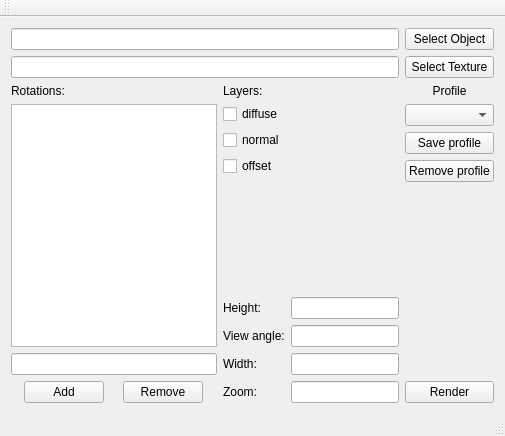
Above: mainwindow.ui from supernugy/Awesome2DGui before the change. Below: the same form after it.
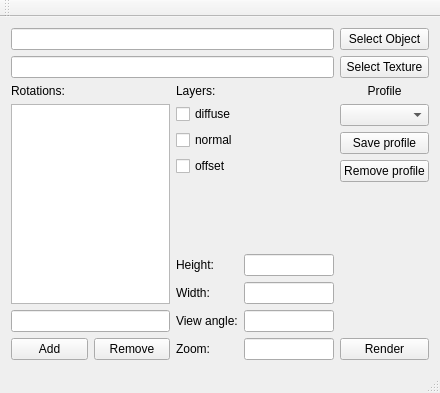
That is the form after the change.

Commit message: width/height are now near each other

```diff
--- a/mainwindow.ui
+++ b/mainwindow.ui
@@ -6,8 +6,8 @@
    <rect>
     <x>0</x>
     <y>0</y>
-    <width>505</width>
-    <height>436</height>
+    <width>440</width>
+    <height>393</height>
    </rect>
   </property>
   <property name="minimumSize">
@@ -103,6 +103,32 @@
           </item>
           <item>
            <layout class="QGridLayout" name="gridLayout_2">
+            <item row="1" column="1">
+             <widget class="QLabel" name="label_2">
+              <property name="text">
+               <string>Width:</string>
+              </property>
+             </widget>
+            </item>
+            <item row="2" column="1">
+             <widget class="QLabel" name="label_4">
+              <property name="sizePolicy">
+               <sizepolicy hsizetype="Preferred" vsizetype="Preferred">
+                <horstretch>0</horstretch>
+                <verstretch>0</verstretch>
+               </sizepolicy>
+              </property>
+              <property name="minimumSize">
+               <size>
+                <width>0</width>
+                <height>0</height>
+               </size>
+              </property>
+              <property name="text">
+               <string>View angle:</string>
+              </property>
+             </widget>
+            </item>
             <item row="0" column="1">
              <widget class="QLabel" name="label_3">
               <property name="text">
@@ -123,7 +149,7 @@
               </property>
              </widget>
             </item>
-            <item row="3" column="2">
+            <item row="4" column="2">
              <widget class="QLineEdit" name="zoomLineEdit">
               <property name="sizePolicy">
                <sizepolicy hsizetype="Fixed" vsizetype="Fixed">
@@ -136,41 +162,27 @@
               </property>
              </widget>
             </item>
-            <item row="1" column="1">
-             <widget class="QLabel" name="label_4">
-              <property name="text">
-               <string>View angle:</string>
-              </property>
-             </widget>
-            </item>
-            <item row="3" column="1">
+            <item row="4" column="1">
              <widget class="QLabel" name="label_5">
               <property name="text">
                <string>Zoom:</string>
               </property>
              </widget>
             </item>
-            <item row="1" column="2">
-             <widget class="QLineEdit" name="angleLineEdit">
-              <property name="sizePolicy">
-               <sizepolicy hsizetype="Fixed" vsizetype="Fixed">
-                <horstretch>0</horstretch>
-                <verstretch>0</verstretch>
-               </sizepolicy>
-              </property>
-              <property name="inputMask">
-               <string/>
-              </property>
-             </widget>
-            </item>
-            <item row="2" column="1">
-             <widget class="QLabel" name="label_2">
-              <property name="text">
-               <string>Width:</string>
-              </property>
-             </widget>
-            </item>
             <item row="2" column="2">
+             <widget class="QLineEdit" name="angleLineEdit">
+              <property name="sizePolicy">
+               <sizepolicy hsizetype="Fixed" vsizetype="Fixed">
+                <horstretch>0</horstretch>
+                <verstretch>0</verstretch>
+               </sizepolicy>
+              </property>
+              <property name="inputMask">
+               <string/>
+              </property>
+             </widget>
+            </item>
+            <item row="1" column="2">
              <widget class="QLineEdit" name="widthLineEdit">
               <property name="sizePolicy">
                <sizepolicy hsizetype="Fixed" vsizetype="Fixed">
```
Left out of the diff: 28 changed lines with no effect on the pictures.
